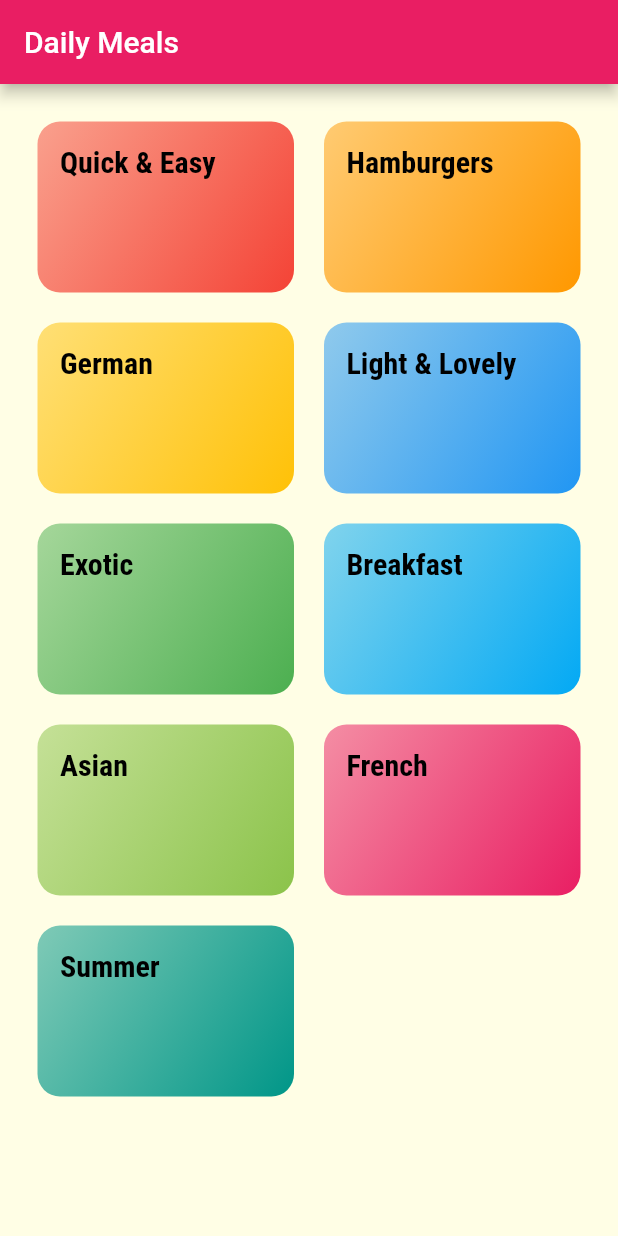
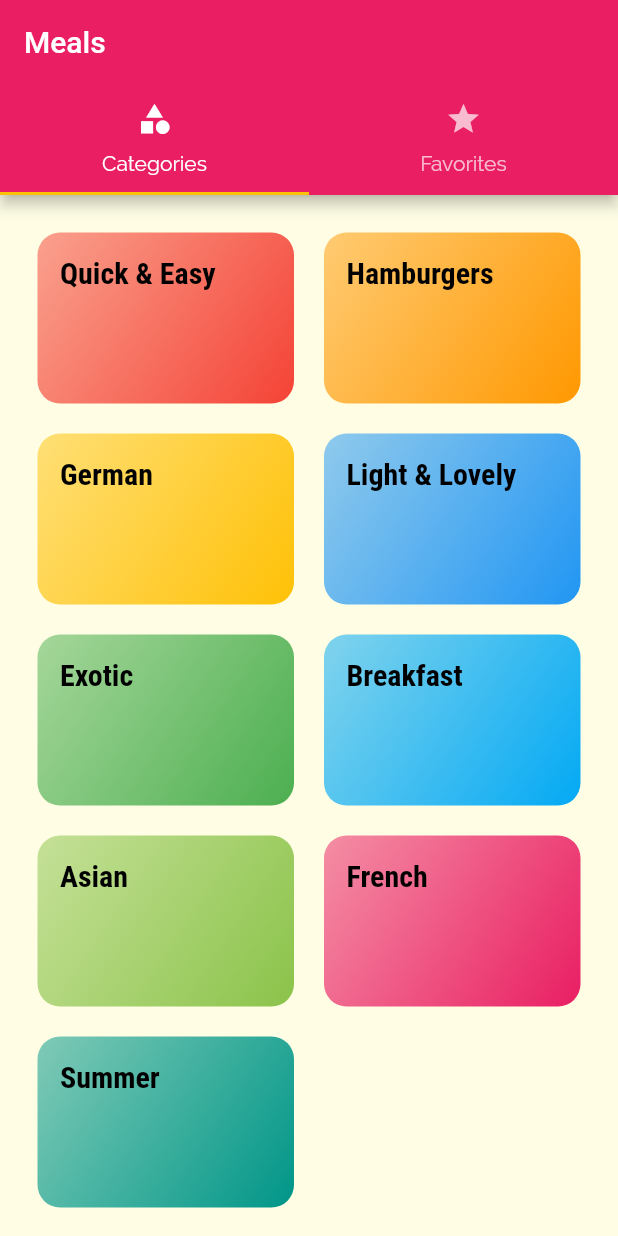
Before and after one commit to Hussain-7/Flutter_meals_app, a Flutter app: the screen it shows after launch, on a phone screen of 412 x 824 dp. Run offline on Flutter 3.47's test engine with Material 2 defaults, Android fonts, the phone set to English and light mode, and no system bars.

Commit message:
adding tab bar to appear on app

```diff
--- a/lib/main.dart
+++ b/lib/main.dart
@@ -2,6 +2,7 @@ import 'package:flutter/material.dart';
 import 'package:meal_app/screens/categories_screen.dart';
 import 'package:meal_app/screens/category_meals_screen.dart';
 import 'package:meal_app/screens/meal_detail_screen.dart';
+import 'package:meal_app/screens/tabs_screen.dart';
 
 void main() {
   runApp(MyApp());
@@ -35,7 +36,7 @@ class MyApp extends StatelessWidget {
         ),
         // home: CategoriesScreen(),
         routes: {
-          '/': (ctx) => CategoriesScreen(),
+          '/': (ctx) => TabsScreen(),
           CategoryMealsScreen.route: (ctx) => CategoryMealsScreen(),
           MealDetailScreen.route: (ctx) => MealDetailScreen(),
         },
--- a/lib/screens/categories_screen.dart
+++ b/lib/screens/categories_screen.dart
@@ -6,11 +6,7 @@ class CategoriesScreen extends StatelessWidget {
   static const route = "/";
   @override
   Widget build(BuildContext context) {
-    return Scaffold(
-      appBar: AppBar(
-        title: const Text('Daily Meals'),
-      ),
-      body: GridView(
+    return GridView(
       padding: const EdgeInsets.all(25),
       children: DUMMY_CATEGORIES
           .map((catData) =>
@@ -22,7 +18,6 @@ class CategoriesScreen extends StatelessWidget {
         crossAxisSpacing: 20,
         mainAxisSpacing: 20,
       ),
-      ),
     );
   }
 }
--- /dev/null
+++ b/lib/screens/favorites_screen.dart
@@ -0,0 +1,12 @@
+import 'package:flutter/material.dart';
+
+class FavoritesScreen extends StatelessWidget {
+  const FavoritesScreen({Key? key}) : super(key: key);
+
+  @override
+  Widget build(BuildContext context) {
+    return Center(
+      child: Text('Favorites Screen'),
+    );
+  }
+}
--- /dev/null
+++ b/lib/screens/tabs_screen.dart
@@ -0,0 +1,42 @@
+import 'package:flutter/material.dart';
+import 'package:meal_app/screens/categories_screen.dart';
+import 'package:meal_app/screens/favorites_screen.dart';
+
+class TabsScreen extends StatefulWidget {
+  const TabsScreen({Key? key}) : super(key: key);
+
+  @override
+  State<TabsScreen> createState() => _TabsScreenState();
+}
+
+class _TabsScreenState extends State<TabsScreen> {
+  @override
+  Widget build(BuildContext context) {
+    return DefaultTabController(
+      length: 2,
+      child: Scaffold(
+        appBar: AppBar(
+          title: const Text('Meals'),
+          bottom: TabBar(
+            tabs: [
+              Tab(
+                icon: Icon(Icons.category),
+                text: 'Categories',
+              ),
+              Tab(
+                icon: Icon(Icons.star),
+                text: 'Favorites',
+              ),
+            ],
+          ),
+        ),
+        body: TabBarView(
+          children: [
+            CategoriesScreen(),
+            FavoritesScreen(),
+          ],
+        ),
+      ),
+    );
+  }
+}
```
Lines whose indentation alone changed are shown as unchanged.
